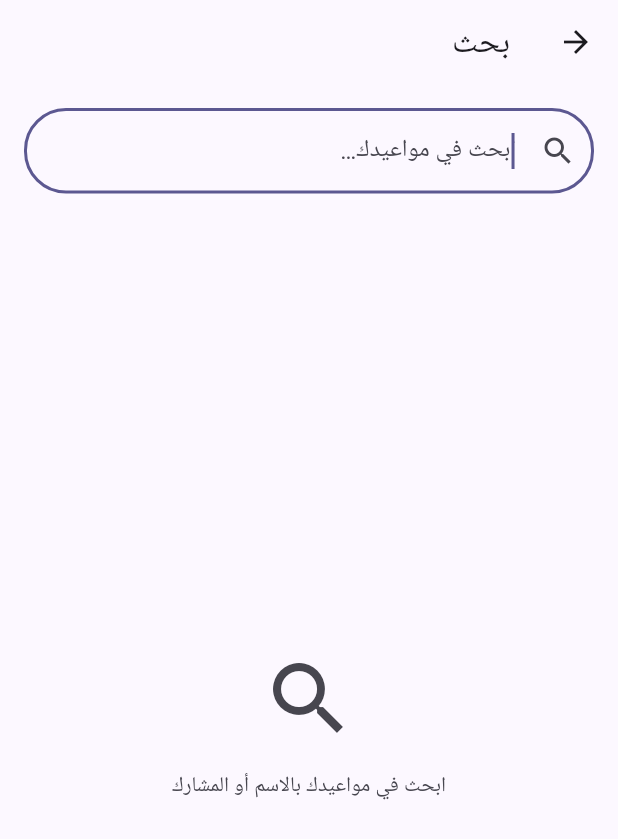
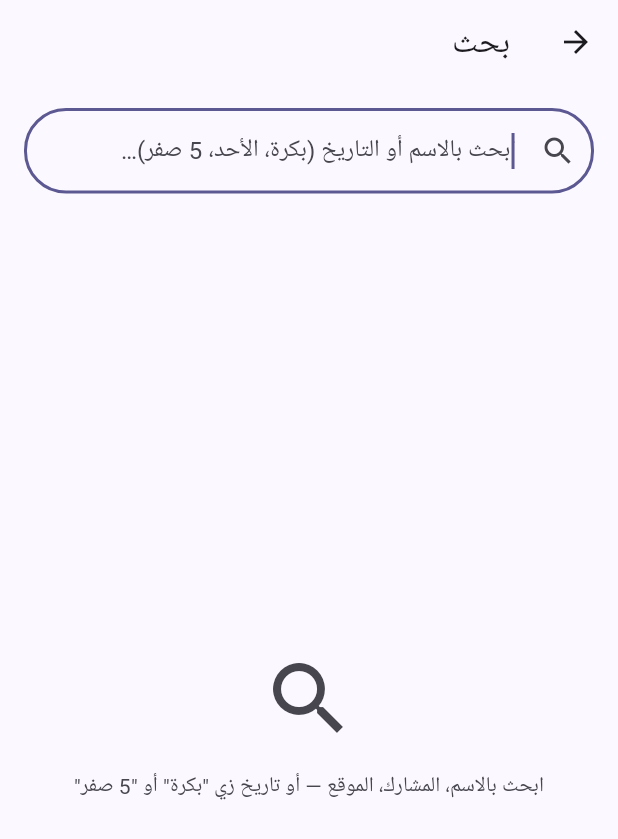
Before and after one commit to FaisalAlMass/meetmind, a Flutter app: the SearchScreen screen opened directly, on a phone screen of 412 x 824 dp. Shown: the top 839 px of the screen. Run offline on Flutter 3.47's test engine with Material 3 defaults, Android fonts, the phone set to English and light mode, and no system bars; our stand-ins replace adhan, flutter_local_notifications, flutter_riverpod, hijri, shared_preferences, speech_to_text and 2 more; accounts and stored records are empty.

Commit message:
Add date-aware and location search
Extract date-reference parsing (relative, absolute Gregorian/Hijri) out
of the natural-language event parser into a shared DateReferenceParser,
and use it in the search screen so queries like "بكرة" or "5 صفر" filter
events by day. Also make search match event location, not just title
and participants.

```diff
--- a/lib/capabilities/calendar/presentation/search_screen.dart
+++ b/lib/capabilities/calendar/presentation/search_screen.dart
@@ -1,6 +1,7 @@
 import 'package:flutter/material.dart';
 import 'package:flutter_riverpod/flutter_riverpod.dart';
 import 'package:intl/intl.dart';
+import 'package:meetmind/capabilities/calendar/domain/date_reference_parser.dart';
 import 'package:meetmind/capabilities/calendar/presentation/event_detail_screen.dart';
 import 'package:meetmind/capabilities/calendar/presentation/providers.dart';
 import 'package:meetmind/core/models.dart';
@@ -25,6 +26,31 @@ class _SearchScreenState extends ConsumerState<SearchScreen> {
     super.dispose();
   }
 
+  /// لو النص فيه مرجع تاريخ مفهوم (نسبي أو مطلق، هجري أو ميلادي) — نعرض
+  /// كل مواعيد ذاك اليوم. غير كذا نبحث بالعنوان/المشاركين/الموقع كنص عادي.
+  List<CalendarEvent> _search(List<CalendarEvent> events, String query) {
+    final trimmed = query.trim();
+    if (trimmed.isEmpty) return const [];
+
+    final today = DateTime.now();
+    final date = DateReferenceParser.tryParse(
+        trimmed, DateTime(today.year, today.month, today.day));
+    if (date != null) {
+      return events.where((e) =>
+          e.start.year == date.year &&
+          e.start.month == date.month &&
+          e.start.day == date.day).toList()
+        ..sort((a, b) => a.start.compareTo(b.start));
+    }
+
+    final low = trimmed.toLowerCase();
+    return events.where((e) =>
+        e.title.toLowerCase().contains(low) ||
+        e.participants.any((p) => p.toLowerCase().contains(low)) ||
+        (e.location?.toLowerCase().contains(low) ?? false)).toList()
+      ..sort((a, b) => a.start.compareTo(b.start));
+  }
+
   @override
   Widget build(BuildContext context) {
     final theme = Theme.of(context);
@@ -34,15 +60,7 @@ class _SearchScreenState extends ConsumerState<SearchScreen> {
     final s = ref.watch(appStringsProvider);
     final lang = ref.watch(localeProvider).languageCode;
 
-    final results = _query.trim().isEmpty
-        ? <CalendarEvent>[]
-        : (allEvents
-            .where((e) =>
-                e.title.toLowerCase().contains(_query.toLowerCase()) ||
-                e.participants
-                    .any((p) => p.toLowerCase().contains(_query.toLowerCase())))
-            .toList()
-          ..sort((a, b) => a.start.compareTo(b.start)));
+    final results = _search(allEvents, _query);
 
     return Scaffold(
       appBar: AppBar(title: Text(s.navSearch)),
--- a/lib/shared/localization/app_strings.dart
+++ b/lib/shared/localization/app_strings.dart
@@ -41,8 +41,9 @@ class AppStrings {
         participantsLabel = 'المشاركون',
         locationLabel = 'المكان',
         typeLabel = 'النوع',
-        searchHint = 'ابحث في مواعيدك…',
-        searchEmptyPrompt = 'ابحث في مواعيدك بالاسم أو المشارك',
+        searchHint = 'ابحث بالاسم أو التاريخ (بكرة، الأحد، 5 صفر)…',
+        searchEmptyPrompt =
+            'ابحث بالاسم، المشارك، الموقع — أو تاريخ زي "بكرة" أو "5 صفر"',
         welcomeTitle = 'أهلًا بك في MeetMind',
         welcomeSubtitle = 'مساعدك الذكي للمواعيد. وش نناديك؟',
         yourNameLabel = 'اسمك',
@@ -122,8 +123,10 @@ class AppStrings {
         participantsLabel = 'Participants',
         locationLabel = 'Location',
         typeLabel = 'Type',
-        searchHint = 'Search your events…',
-        searchEmptyPrompt = 'Search your events by name or participant',
+        searchHint = 'Search by name or date (tomorrow, Sunday, 5 Safar)…',
+        searchEmptyPrompt =
+            'Search by name, participant, location — or a date like '
+            '"tomorrow" or "5 Safar"',
         welcomeTitle = 'Welcome to MeetMind',
         welcomeSubtitle = 'Your smart scheduling assistant. What should we call you?',
         yourNameLabel = 'Your name',
```
Also changed, not shown: lib/capabilities/calendar/data/sources.dart (+3 -109 lines), lib/capabilities/calendar/domain/date_reference_parser.dart (added, +135 -0 lines).
